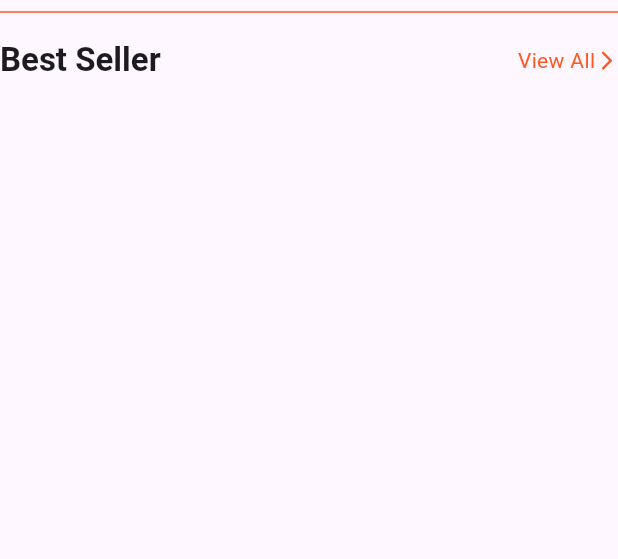
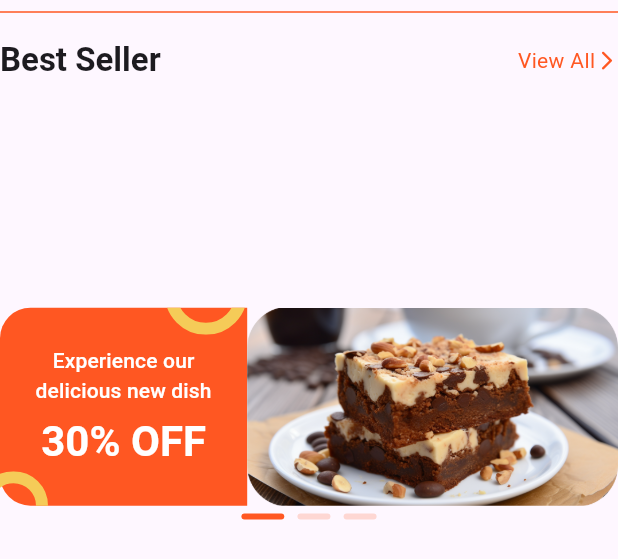
Before and after one commit to Ebadshah01/yumquick_app, a Flutter app: the DashboardContent widget shown alone on an empty page, opened directly with empty values, on a phone screen of 412 x 824 dp. Shown: the top 559 px of the screen. Run offline on Flutter 3.47's test engine with Material 3 defaults, Android fonts, the phone set to English and light mode, and no system bars; drawn by our look-alikes of carousel_slider; our stand-ins replace flutter_screenutil, flutter_svg; project files that could hold a hidden picture were left out.

Commit message:
Added Discount Container

```diff
--- a/analysis_options.yaml
+++ b/analysis_options.yaml
@@ -7,6 +7,9 @@
 
 # The following line activates a set of recommended lints for Flutter apps,
 # packages, and plugins designed to encourage good coding practices.
+analyzer:
+  errors:
+    invalid_use_of_visible_for_testing_member: ignore
 include: package:flutter_lints/flutter.yaml
 
 linter:
--- a/lib/main.dart
+++ b/lib/main.dart
@@ -4,6 +4,7 @@ import 'package:provider/provider.dart';
 import 'package:yum_quick/utils/routes/route_name.dart';
 import 'package:yum_quick/utils/routes/routes.dart';
 import 'package:yum_quick/view/view_model/bottomnavbar_provider.dart';
+import 'package:yum_quick/view/view_model/carousel_slider_provider.dart';
 import 'package:yum_quick/view/view_model/food_category_model.dart';
 import 'package:yum_quick/view/view_model/visiblity_model.dart';
 
@@ -21,7 +22,8 @@ class MyApp extends StatelessWidget {
       providers: [
         ChangeNotifierProvider(create: (_) => VisibilityModel()),
         ChangeNotifierProvider(create: (_) => FoodCategoryModel()),
-        ChangeNotifierProvider(create: (_) => BottomNavProvider())
+        ChangeNotifierProvider(create: (_) => BottomNavProvider()),
+        ChangeNotifierProvider(create: (_) => CarouselSliderProvider()),
       ],
       child: ScreenUtilInit(
         designSize:  Size(375, 812),
--- a/lib/resources/app_assets.dart
+++ b/lib/resources/app_assets.dart
@@ -22,5 +22,7 @@ class AppIcons {
 
 class AppImages {
   final String appLogg = 'assets/images/splash_logo.svg';
+  final String circularIcon = 'assets/icons/circular_icon.svg';
+  final String halfCircle = 'assets/icons/half_circle.svg';
 
 }
--- a/lib/view/generic_widget/custom_bg.dart
+++ b/lib/view/generic_widget/custom_bg.dart
@@ -35,9 +35,10 @@ class CustomBg extends StatelessWidget {
           crossAxisAlignment: CrossAxisAlignment.center,
             children: [
               Icon(Icons.arrow_back_ios,color: themeSecondaryColor,),
-              SizedBox(width: 120.w,),
-              Text(label ?? '',style: context.titleLarge.copyWith(
-                color: themeWhiteColor
+              SizedBox(width: 100.w,),
+              Text(label ?? '',style: context.headlineLarge.copyWith(
+                color: themeWhiteColor,
+                fontWeight: FontWeight.bold,
               ),)
             ],
           ).paddingSymmetric(horizontal: 20.w),
--- /dev/null
+++ b/lib/view/generic_widget/discount_container_widget.dart
@@ -0,0 +1,122 @@
+
+import 'package:carousel_slider/carousel_slider.dart';
+import 'package:flutter/material.dart';
+import 'package:flutter_screenutil/flutter_screenutil.dart';
+import 'package:flutter_svg/svg.dart';
+import 'package:yum_quick/resources/app_assets.dart';
+import 'package:yum_quick/resources/extension/context_extension.dart';
+import 'package:yum_quick/resources/theme/color_scheme.dart';
+import 'package:yum_quick/view/view_model/carousel_slider_provider.dart';
+
+class DiscountContainer extends StatelessWidget {
+  const DiscountContainer({
+    super.key,
+    required this.carouselProvider,
+  });
+
+  final CarouselSliderProvider carouselProvider;
+
+  @override
+  Widget build(BuildContext context) {
+    return Column(
+      children: [
+        Row(
+          children: [
+            Stack(
+              children: [
+                Container(
+                  height: 130.h,
+                  width: 150.w,
+                  decoration: BoxDecoration(
+                    color: themeSecondaryColor,
+                    borderRadius: BorderRadius.only(
+                      topLeft: Radius.circular(20.r),
+                      bottomLeft: Radius.circular(20.r),
+                    ),
+                  ),
+                  child: Column(
+                    mainAxisAlignment: MainAxisAlignment.center,
+                    crossAxisAlignment: CrossAxisAlignment.center,
+                    children: [
+                           Text(
+                        'Experience our\ndelicious new dish',
+                        style: context.labelLarge.copyWith(color: Colors.white),textAlign: TextAlign.center,
+                      ),
+                      5.h.verticalSpace,
+                      Text(
+                        '30% OFF',
+                        style: context.headlineMedium.copyWith(
+                          color: themeWhiteColor,
+                          fontWeight: FontWeight.bold
+                        ),
+                      ),
+                    ],
+                  ),
+                ),
+                 Positioned(
+                        top: 0,
+                        right: 0.w,
+                        child: SvgPicture.asset(AppAssets.images.circularIcon)),
+                 Positioned(
+                        bottom: 0,
+                        left: 0.w,
+                        child: SvgPicture.asset(AppAssets.images.halfCircle)),
+
+              ],
+            ),
+
+            Expanded(
+              child: ClipRRect(
+                borderRadius: BorderRadius.only(
+                  topRight: Radius.circular(20.r),
+                  bottomRight: Radius.circular(20.r),
+                ),
+                child: CarouselSlider.builder(
+                  itemCount: carouselProvider.imgUrl.length,
+                  itemBuilder: (context, index, realIndex) {
+                    final images = carouselProvider.imgUrl[index];
+                    return Image.asset(
+                      images,
+                      fit: BoxFit.cover,
+                      width: double.infinity,
+                    );
+                  },
+                  options: CarouselOptions(
+                    height: 130.h,
+                    autoPlay: true,
+                    enlargeCenterPage: false,
+                    viewportFraction: 1,
+                    onPageChanged: (index, reason) {
+                      carouselProvider.updateIndex(index);
+                      carouselProvider.notifyListeners();
+                    },
+                  ),
+                ),
+              ),
+            ),
+          ],
+        ),
+           5.h.verticalSpace,
+
+        Row(mainAxisAlignment: MainAxisAlignment.center,
+          children:List.generate(carouselProvider.imgUrl.length, (index)=>
+         AnimatedContainer(
+      duration: const Duration(milliseconds: 300),
+      curve: Curves.easeInOut,
+      margin: EdgeInsets.symmetric(horizontal: 4.w),
+      height: 4.h,
+      width: carouselProvider.currentIndex == index ? 26.w : 20.w,
+      decoration: BoxDecoration(
+        color: carouselProvider.currentIndex == index
+            ? themeSecondaryColor
+            // ignore: deprecated_member_use
+            : themeSecondaryColor.withOpacity(0.2),
+        borderRadius: BorderRadius.circular(20),
+      ),
+    ),
+  ),
+)
+      ],
+    );
+  }
+}
--- a/lib/view/home/widget/dashboard_content.dart
+++ b/lib/view/home/widget/dashboard_content.dart
@@ -1,20 +1,20 @@
-
 import 'package:flutter/material.dart';
 import 'package:flutter_screenutil/flutter_screenutil.dart';
+import 'package:provider/provider.dart';
 import 'package:yum_quick/resources/extension/context_extension.dart';
 import 'package:yum_quick/resources/extension/custom_padding.dart';
 import 'package:yum_quick/resources/theme/color_scheme.dart';
+import 'package:yum_quick/view/generic_widget/discount_container_widget.dart';
+import 'package:yum_quick/view/view_model/carousel_slider_provider.dart';
 
 class DashboardContent extends StatelessWidget {
-  const DashboardContent({
-    super.key,
-    required this.bestSellerList,
-  });
+  const DashboardContent({super.key, required this.bestSellerList});
 
   final List<Map<String, String>> bestSellerList;
 
   @override
   Widget build(BuildContext context) {
+    final carouselProvider = Provider.of<CarouselSliderProvider>(context);
     return Column(
       children: [
         Divider(color: themeSecondaryColor),
@@ -23,16 +23,12 @@ class DashboardContent extends StatelessWidget {
           children: [
             Text(
               'Best Seller',
-                style: context.titleLarge.copyWith(
-                  fontWeight: FontWeight.bold,
-                ),
+              style: context.titleLarge.copyWith(fontWeight: FontWeight.bold),
             ),
             Spacer(),
             Text(
               'View All',
-                style: context.bodyMedium.copyWith(
-                  color: themeSecondaryColor,
-                ),
+              style: context.bodyMedium.copyWith(color: themeSecondaryColor),
             ),
             Icon(
               Icons.arrow_forward_ios_rounded,
@@ -53,7 +49,7 @@ class DashboardContent extends StatelessWidget {
                 children: [
                   Container(
                     height: 110.h,
-                      width: 70.w,
+                    width: 80.w,
                     decoration: BoxDecoration(
                       borderRadius: BorderRadius.circular(20.r),
 
@@ -61,14 +57,11 @@ class DashboardContent extends StatelessWidget {
                       //   image: AssetImage(bestItems['img']!),
                       // ),
                     ),
-                      child: Image.asset(
-                        bestItems['img']!,
-                        fit: BoxFit.fill,
-                      ),
+                    child: Image.asset(bestItems['img']!, fit: BoxFit.fill),
                   ),
                   Positioned(
                     right: 0,
-                      bottom: 10.h,
+                    bottom: 15.h,
                     child: Container(
                       decoration: BoxDecoration(
                         color: themeSecondaryColor,
@@ -90,6 +83,10 @@ class DashboardContent extends StatelessWidget {
             },
           ),
         ),
+
+        20.h.verticalSpace,
+        DiscountContainer(carouselProvider: carouselProvider),
+
       ],
     );
   }
--- a/lib/view/home/widget/food_category_row.dart
+++ b/lib/view/home/widget/food_category_row.dart
@@ -57,6 +57,7 @@ class FoodCategoryRow extends StatelessWidget {
                           borderRadius: BorderRadius.circular(40.r),
                           // ignore: deprecated_member_use
                           color: isSelected
+                              // ignore: deprecated_member_use
                               ? themePrimaryColor.withOpacity(0.8)
                               : Color(0xffF3E9B5),
                         ),
--- a/lib/view/splash/on_boarding/on_boarding_view.dart
+++ b/lib/view/splash/on_boarding/on_boarding_view.dart
@@ -120,6 +120,7 @@ class OnBoardingView extends StatelessWidget {
                       decoration: BoxDecoration(
                         color: index == i
                             ? themeSecondaryColor
+                            // ignore: deprecated_member_use
                             : themeSecondaryColor.withOpacity(0.2),
                         borderRadius: BorderRadius.circular(20.r),
                       ),
--- a/lib/view/splash/splash_view.dart
+++ b/lib/view/splash/splash_view.dart
@@ -35,6 +35,7 @@ class _SplashViewState extends State<SplashView> {
         children: [
           SvgPicture.asset(
             AppAssets.images.appLogg,
+            // ignore: deprecated_member_use
             color: themeSecondaryColor,
           ),
           10.h.verticalSpace,
--- a/lib/view/splash/welcom_view.dart
+++ b/lib/view/splash/welcom_view.dart
@@ -18,6 +18,7 @@ class WelcomView extends StatelessWidget {
         mainAxisAlignment: MainAxisAlignment.center,
         crossAxisAlignment: CrossAxisAlignment.center,
         children: [
+          // ignore: deprecated_member_use
           SvgPicture.asset(AppAssets.images.appLogg, color: themePrimaryColor),
           20.h.verticalSpace,
           Row(
--- /dev/null
+++ b/lib/view/view_model/carousel_slider_provider.dart
@@ -0,0 +1,18 @@
+import 'package:flutter/material.dart';
+
+class CarouselSliderProvider extends ChangeNotifier {
+
+  int currentIndex = 0;
+
+  final imgUrl = [
+    'assets/images/desert2.png',
+    'assets/images/coffee.png',
+    'assets/images/vegan2.png'
+  ];
+
+  void updateIndex (int index){
+    currentIndex = index;
+  }
+
+
+}
--- a/pubspec.yaml
+++ b/pubspec.yaml
@@ -47,6 +47,7 @@ dependencies:
   lucide_icons: ^0.257.0
   fl_chart: ^0.70.0
   flutter_calendar_carousel: ^2.5.4
+  carousel_slider: ^5.1.1
 
 dev_dependencies:
   flutter_test:
```
Also changed, not shown: assets/icons/circular_icon.svg (added), assets/icons/half_circle.svg (added), pubspec.lock. Lines whose indentation alone changed are shown as unchanged.
